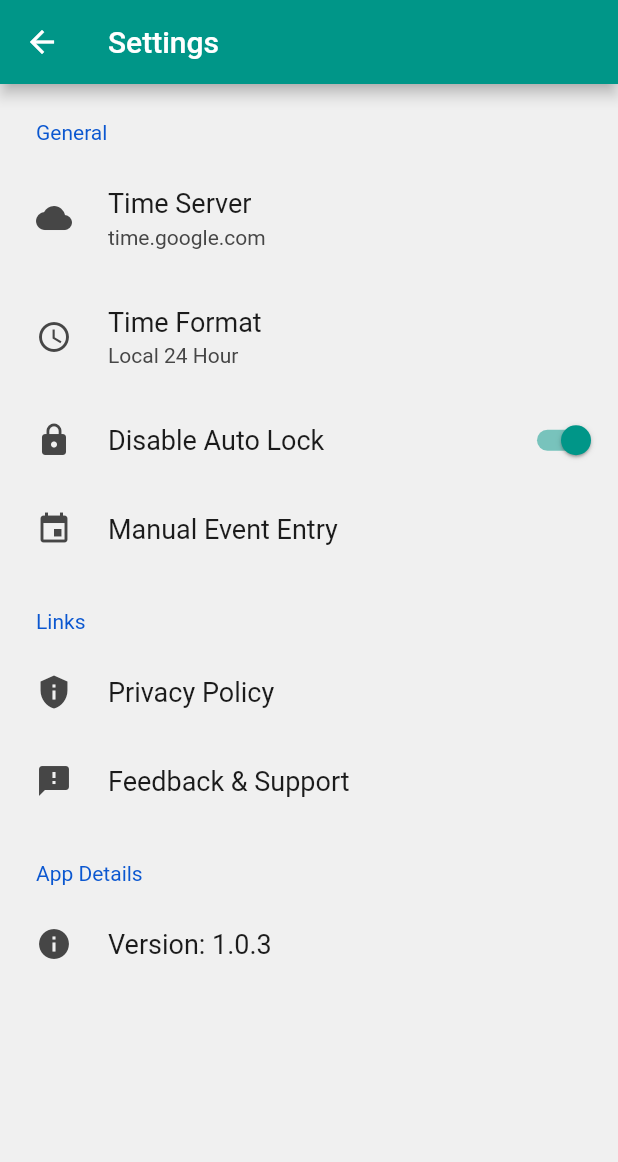
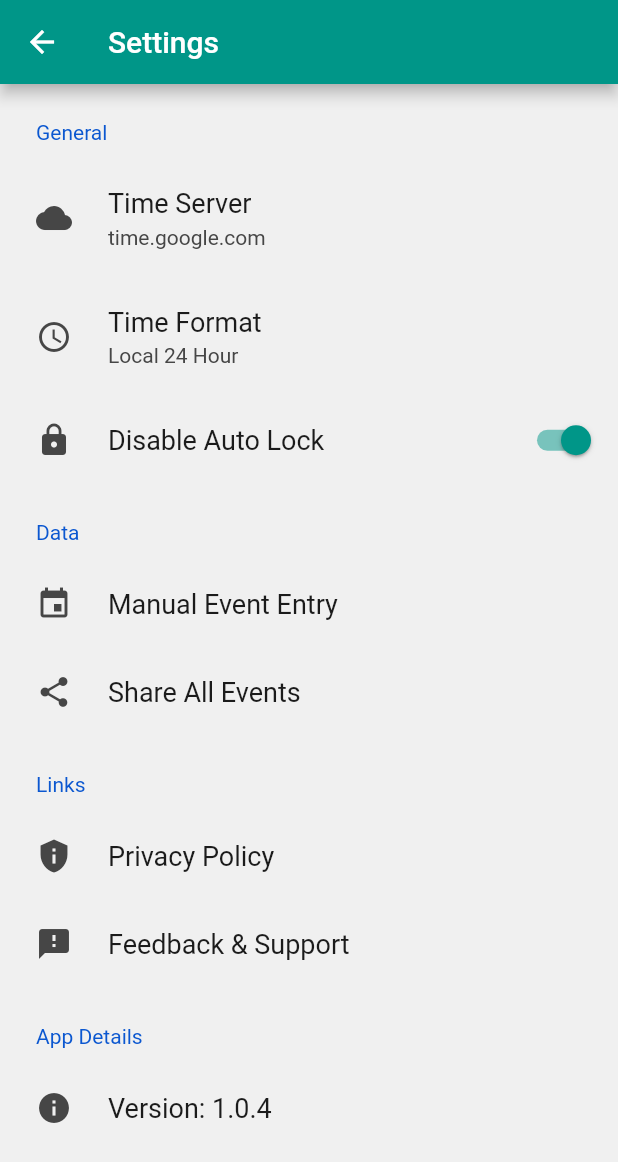
Before and after one commit to elgill/Timestamp, a Flutter app: the SettingsScreen screen opened directly, on a phone screen of 412 x 824 dp. Shown: the top 1162 px of the screen. Run offline on Flutter 3.47's test engine with Material 2 defaults, Android fonts, the light colour scheme and no system bars; drawn by our look-alikes of settings_ui; our stand-ins replace flutter_platform_widgets, flutter_riverpod, package_info_plus, share, shared_preferences, wakelock_plus; missing offline and left inert: advanced_ntp; accounts and stored records are empty.

Commit message:
Add plain text sharing functionality

```diff
--- a/lib/pages/settings.dart
+++ b/lib/pages/settings.dart
@@ -9,6 +9,7 @@
 import 'package:url_launcher/url_launcher.dart';
 import 'package:timestamp/app_providers.dart';
 import 'package:timestamp/enums/time_format.dart';
+import 'package:timestamp/services/share_service.dart';
 
 import 'package:timestamp/providers/time_format_provider.dart';
 import 'package:timestamp/enums/time_server.dart';
@@ -65,14 +66,25 @@
                   onToggle: (bool value) {
                     ref.read(autoLockProvider.notifier).setAutoLock(value);
                   }),
+            ],
+          ),
+          SettingsSection(
+            title: const Text('Data'),
+            tiles: [
               SettingsTile.navigation(
                   title: const Text('Manual Event Entry'),
                   leading: const Icon(Icons.event),
                   onPressed: (context) {
                     Navigator.push(context,
                         MaterialPageRoute(builder: (context) {
-                      return _ManualEventEntryScreen();
-                    }));
+                          return _ManualEventEntryScreen();
+                        }));
+                  }),
+              SettingsTile(
+                  title: const Text('Share All Events'),
+                  leading: const Icon(Icons.share),
+                  onPressed: (context) {
+                    exportAndShareEventsPlainText(ref.watch(eventServiceProvider).events, ref.watch(is24HourTimeProvider));
                   }),
             ],
           ),
--- /dev/null
+++ b/lib/services/share_service.dart
@@ -0,0 +1,31 @@
+import 'package:path_provider/path_provider.dart';
+import 'package:share/share.dart';
+import 'package:timestamp/services/export_service.dart';
+import 'package:timestamp/models/event.dart';
+import 'package:timestamp/enums/time_format.dart';
+
+import 'dart:io';
+
+Future<void> exportAndShareEventsCsv(List<Event> events) async {
+  String content;
+  String fileName;
+
+  content = convertEventsToCsv(events);
+  fileName = 'events.csv';
+
+  final directory = await getApplicationDocumentsDirectory();
+  final File file = File('${directory.path}/$fileName');
+  await file.writeAsString(content);
+
+  Share.shareFiles([file.path], text: 'Here are the exported events.');
+}
+
+
+Future<void> exportAndShareEventsPlainText(List<Event> events, TimeFormat timeFormat) async {
+  String plainText = convertEventsToPlainText(events, timeFormat);
+  shareRawText(plainText);
+}
+
+void shareRawText(String text) {
+  Share.share(text);
+}
--- a/pubspec.yaml
+++ b/pubspec.yaml
@@ -16,7 +16,7 @@
 # https://developer.apple.com/library/archive/documentation/General/Reference/InfoPlistKeyReference/Articles/CoreFoundationKeys.html
 # In Windows, build-name is used as the major, minor, and patch parts
 # of the product and file versions while build-number is used as the build suffix.
-version: 1.0.3+6
+version: 1.0.4+7
 
 environment:
   sdk: '>=3.0.6 <4.0.0'
@@ -50,6 +50,8 @@
   wakelock_plus: ^1.1.1
   flutter_platform_widgets: ^3.3.5
   settings_ui: ^2.0.2
+  path_provider: ^2.1.1
+  share: ^2.0.4
 
 dev_dependencies:
   flutter_test:
```
Also changed, not shown: lib/services/export_service.dart (added, +54 -0 lines), pubspec.lock.
